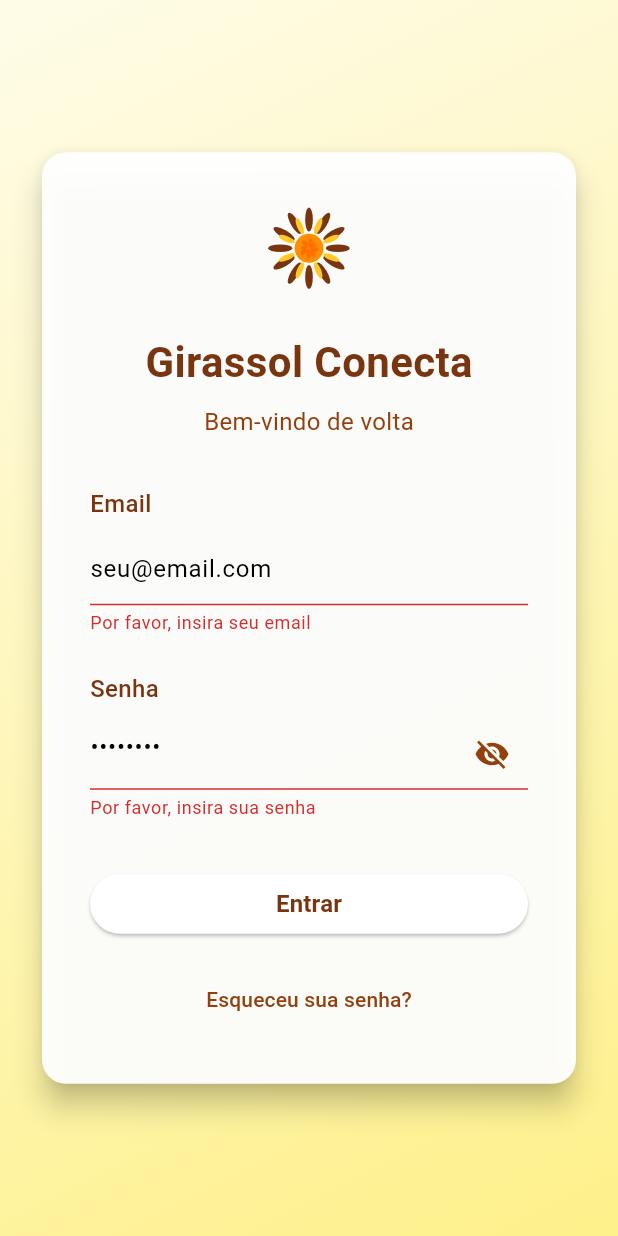
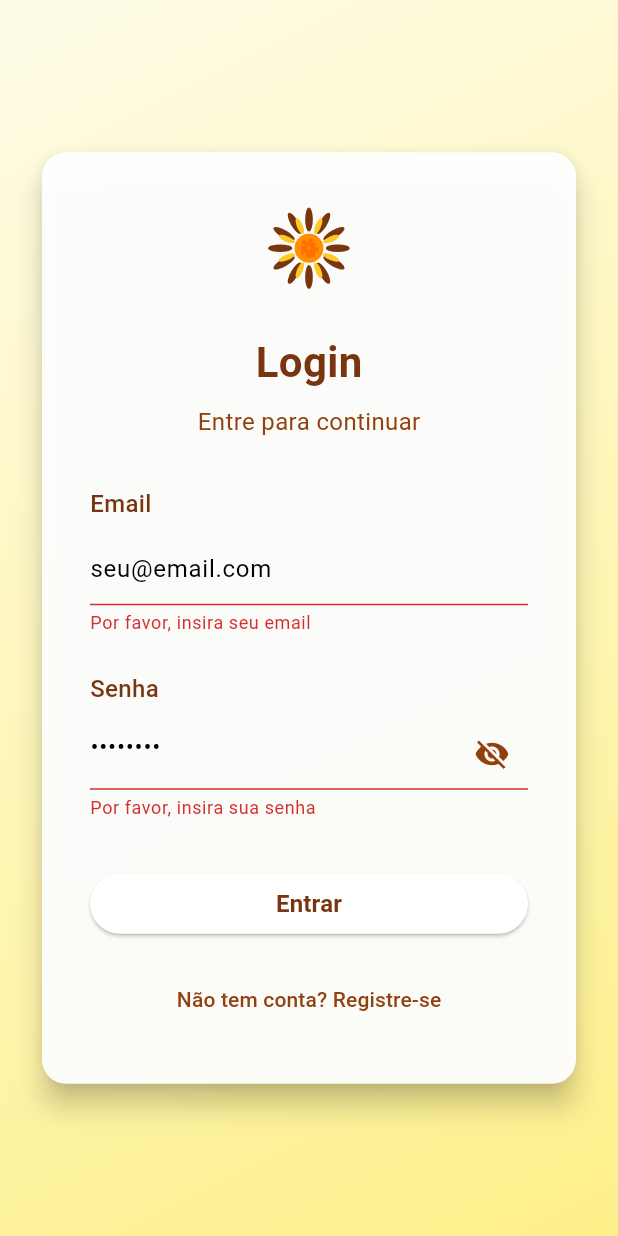
Before and after one commit to Schroderphill/Girassol_Conecta, a Flutter app: the screen it shows after launch, after a tap on "Entrar", on a phone screen of 412 x 824 dp. Run offline on Flutter 3.47's test engine with Material 3 defaults, Android fonts, the phone set to English and light mode, and no system bars; our stand-ins replace shared_preferences; network calls fail.

Commit message:
version 1.0.1 login register

```diff
--- a/lib/screens/login_page.dart
+++ b/lib/screens/login_page.dart
@@ -1,8 +1,7 @@
 import 'package:flutter/material.dart';
 import '../widgets/sunflower_icon.dart';
 import '../theme/app_colors.dart';
-import 'package:gc_flutter_app/services/auth_service.dart';
-import 'home_page.dart';
+import '../services/auth_service.dart';
 
 class LoginPage extends StatefulWidget {
   const LoginPage({super.key});
@@ -13,33 +12,44 @@ class LoginPage extends StatefulWidget {
 
 class _LoginPageState extends State<LoginPage> {
   final _formKey = GlobalKey<FormState>();
+  final _nameController = TextEditingController();
   final _emailController = TextEditingController();
   final _passwordController = TextEditingController();
 
-  bool _loading = false;
   bool _obscurePassword = true;
+  bool loading = false;
+  bool isLogin = true; // ✅ alterna entre login/cadastro
 
   Future<void> _handleSubmit() async {
     if (!_formKey.currentState!.validate()) return;
 
-    setState(() => _loading = true);
+    setState(() => loading = true);
 
-    bool success = await AuthService.login(
-      _emailController.text.trim(),
-      _passwordController.text.trim(),
+    bool success = false;
+    if (isLogin) {
+      // Login
+      success = await AuthService.login(
+        _emailController.text,
+        _passwordController.text,
       );
+    } else {
+      // Cadastro
+      success = await AuthService.register(
+        _nameController.text,
+        _emailController.text,
+        _passwordController.text,
+      );
+    }
 
-    setState(() => _loading = false);
+    setState(() => loading = false);
 
     if (success) {
-      Navigator.pushAndRemoveUntil(
-        context,
-        MaterialPageRoute(builder: (_) => const HomePage()),
-        (route) => false,
-      );
+      Navigator.pushReplacementNamed(context, '/home');
     } else {
       ScaffoldMessenger.of(context).showSnackBar(
-        const SnackBar(content: Text("Falha no login")),
+        SnackBar(
+          content: Text(isLogin ? "Falha no login" : "Falha no cadastro"),
+        ),
       );
     }
   }
@@ -58,7 +68,6 @@ class _LoginPageState extends State<LoginPage> {
         ),
         child: Center(
           child: SingleChildScrollView(
-            child: Padding(
             padding: const EdgeInsets.all(24.0),
             child: Card(
               elevation: 8,
@@ -75,28 +84,57 @@ class _LoginPageState extends State<LoginPage> {
                     children: [
                       const SunflowerIcon(size: 64),
                       const SizedBox(height: 24),
-                        const Text(
-                          'Girassol Conecta',
-                          style: TextStyle(
+                      Text(
+                        isLogin ? 'Login' : 'Cadastro',
+                        style: const TextStyle(
                           fontSize: 28,
                           fontWeight: FontWeight.bold,
                           color: AppColors.girassolDark,
                         ),
                       ),
                       const SizedBox(height: 8),
-                        const Text(
-                          'Bem-vindo de volta',
-                          style: TextStyle(
+                      Text(
+                        isLogin
+                            ? 'Entre para continuar'
+                            : 'Crie sua conta para continuar',
+                        style: const TextStyle(
                           fontSize: 16,
                           color: AppColors.girassolMuted,
                         ),
                       ),
                       const SizedBox(height: 32),
+
+                      // 🔹 Formulário dinâmico
                       Form(
                         key: _formKey,
                         child: Column(
                           crossAxisAlignment: CrossAxisAlignment.start,
                           children: [
+                            if (!isLogin) ...[
+                              const Text(
+                                'Nome',
+                                style: TextStyle(
+                                  fontWeight: FontWeight.w500,
+                                  color: AppColors.girassolDark,
+                                ),
+                              ),
+                              const SizedBox(height: 8),
+                              TextFormField(
+                                controller: _nameController,
+                                decoration: const InputDecoration(
+                                  hintText: 'Seu nome completo',
+                                ),
+                                validator: (value) {
+                                  if (!isLogin &&
+                                      (value == null || value.isEmpty)) {
+                                    return 'Por favor, insira seu nome';
+                                  }
+                                  return null;
+                                },
+                              ),
+                              const SizedBox(height: 24),
+                            ],
+
                             const Text(
                               'Email',
                               style: TextStyle(
@@ -123,6 +161,7 @@ class _LoginPageState extends State<LoginPage> {
                               },
                             ),
                             const SizedBox(height: 24),
+
                             const Text(
                               'Senha',
                               style: TextStyle(
@@ -161,22 +200,19 @@ class _LoginPageState extends State<LoginPage> {
                               },
                             ),
                             const SizedBox(height: 32),
+
+                            // 🔹 Botão
                             SizedBox(
                               width: double.infinity,
                               child: ElevatedButton(
-                                  onPressed: _loading ? null : _handleSubmit,
-                                  child: _loading
-                                      ? const SizedBox(
-                                          height: 20,
-                                          width: 20,
-                                          child: CircularProgressIndicator(
-                                            strokeWidth: 2,
-                                            color: Colors.white,
-                                          ),
+                                onPressed: loading ? null : _handleSubmit,
+                                child: loading
+                                    ? const CircularProgressIndicator(
+                                        valueColor: AlwaysStoppedAnimation<Color>(Colors.white),
                                       )
-                                      : const Text(
-                                          'Entrar',
-                                          style: TextStyle(
+                                    : Text(
+                                        isLogin ? 'Entrar' : 'Cadastrar',
+                                        style: const TextStyle(
                                           fontSize: 16,
                                           fontWeight: FontWeight.w600,
                                         ),
@@ -184,14 +220,20 @@ class _LoginPageState extends State<LoginPage> {
                               ),
                             ),
                             const SizedBox(height: 16),
+
+                            // 🔹 Alternar entre login e cadastro
                             Center(
                               child: TextButton(
                                 onPressed: () {
-                                    // TODO: implementar "Esqueceu a senha"
+                                  setState(() {
+                                    isLogin = !isLogin;
+                                  });
                                 },
-                                  child: const Text(
-                                    'Esqueceu sua senha?',
-                                    style: TextStyle(
+                                child: Text(
+                                  isLogin
+                                      ? 'Não tem conta? Registre-se'
+                                      : 'Já tem conta? Entrar',
+                                  style: const TextStyle(
                                     color: AppColors.girassolMuted,
                                   ),
                                 ),
@@ -208,7 +250,6 @@ class _LoginPageState extends State<LoginPage> {
           ),
         ),
       ),
-      ),
     );
   }
 }
--- a/lib/services/auth_service.dart
+++ b/lib/services/auth_service.dart
@@ -26,6 +26,33 @@ class AuthService {
       }
     }
 
+    // INÍCIO: novo método register
+  static Future<bool> register(String name, String email, String password) async {
+    final response = await http.post(
+      Uri.parse("$baseUrl/register.php"),
+      body: {
+        'name': name,
+        'email': email,
+        'password': password,
+      },
+    );
+
+    try {
+      final data = json.decode(response.body);
+
+      if (data['status'] == 'success') {
+        final prefs = await SharedPreferences.getInstance();
+        await prefs.setString("userEmail", data['user']['email']);
+        return true;
+      }
+      return false;
+    } catch (e) {
+      print("Erro ao decodificar resposta: ${response.body}");
+      return false;
+    }
+  }
+  //  FIM: novo método register
+
     static Future<void> logout() async {
       await http.post(Uri.parse("$baseUrl/logout.php"));
       final prefs = await SharedPreferences.getInstance();
```
Lines whose indentation alone changed are shown as unchanged.
